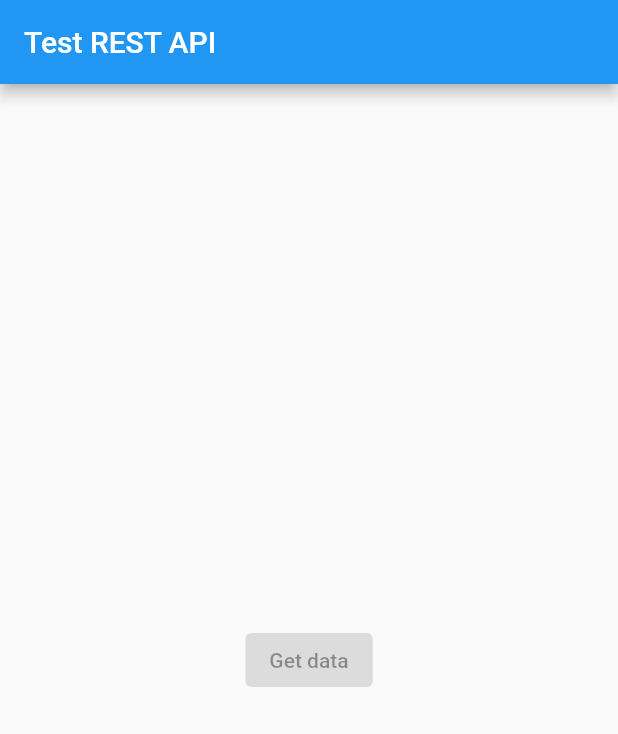
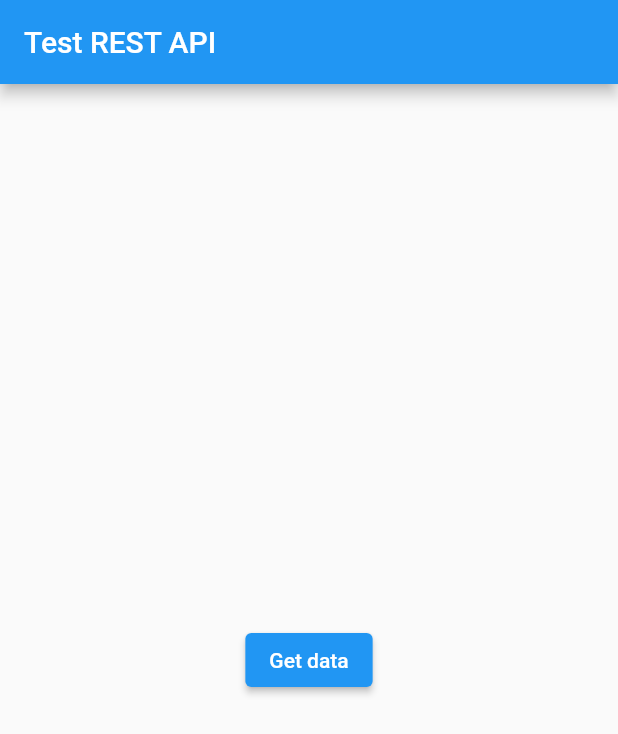
Before and after one commit to DinoDionysos/test_app, a Flutter app: the screen it shows after launch, on a phone screen of 412 x 824 dp. Shown: the top 734 px of the screen. Run offline on Flutter 3.47's test engine with Material 2 defaults, Android fonts, the phone set to English and light mode, and no system bars.

Commit message:
main.dart: add the packages dart:async and dart:convert and add function getData() that gets data from a REST API.

```diff
--- a/lib/main.dart
+++ b/lib/main.dart
@@ -1,9 +1,11 @@
 import 'package:flutter/material.dart';
 
 import 'package:http/http.dart' as http;
+import 'dart:async';
+import 'dart:convert';
 
 void main() {
-  runApp(new MyApp());
+  runApp(MyApp());
 }
 
 // ThemeData type for darkmode
@@ -21,7 +23,7 @@ class MyApp extends StatelessWidget {
         primarySwatch: Colors.blue,
       ),
       darkTheme: _darkTheme,
-      home: new MyHomePage(),
+      home: MyHomePage(),
     );
   }
 }
@@ -35,16 +37,29 @@ class _MyHomePageState extends State<MyHomePage> {
   // List for the data from the REST API
   List? data;
 
+  // function that gets the data from a (testing) REST API endpoint and saves it
+  // into "data"
+  void getData() async {
+    var response = await http.get(
+        Uri.encodeFull("https://jsonplaceholder.typicode.com/posts"),
+        headers: {
+          "Accept": "application/json"
+        }
+    );
+    data = json.decode(response.body);
+    print(data![1]["title"]);
+  }
+
   @override
   Widget build(BuildContext context) {
     return Scaffold(
       appBar: AppBar(
         title: Text('Test REST API'),
       ),
-      body: new Center(
-        child: new ElevatedButton(
-          child: new Text("Get data"),
-          onPressed: data = null,
+      body: Center(
+        child: ElevatedButton(
+          child: Text("Get data"),
+          onPressed: getData,
         ),
       ),
     );
```
